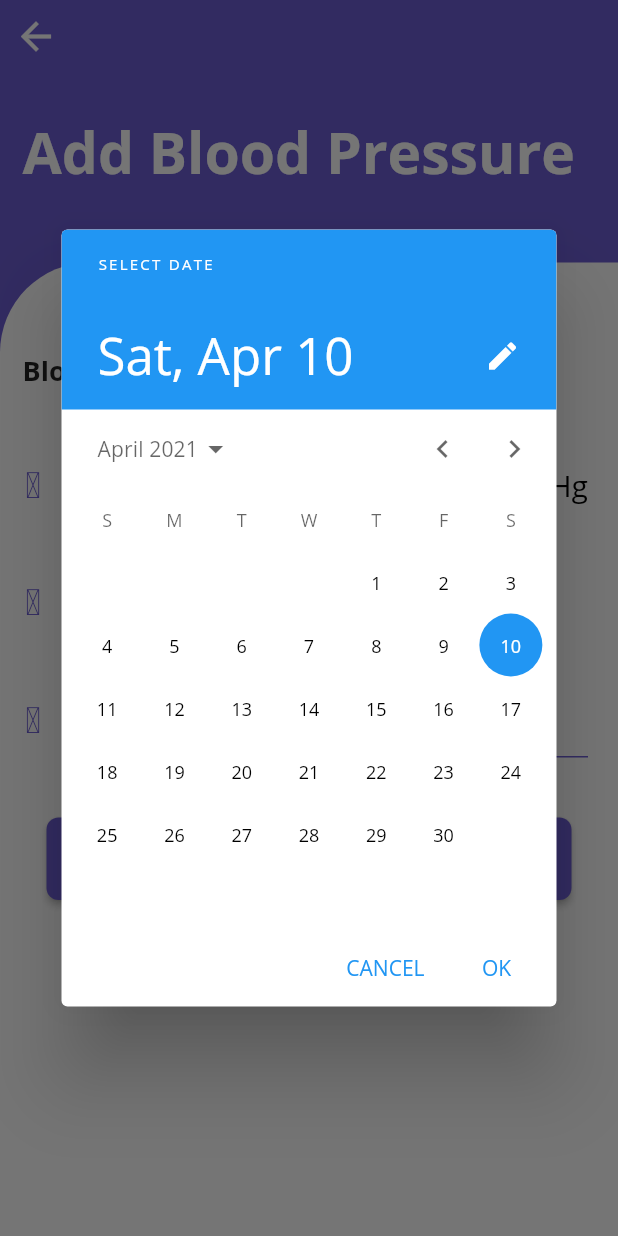
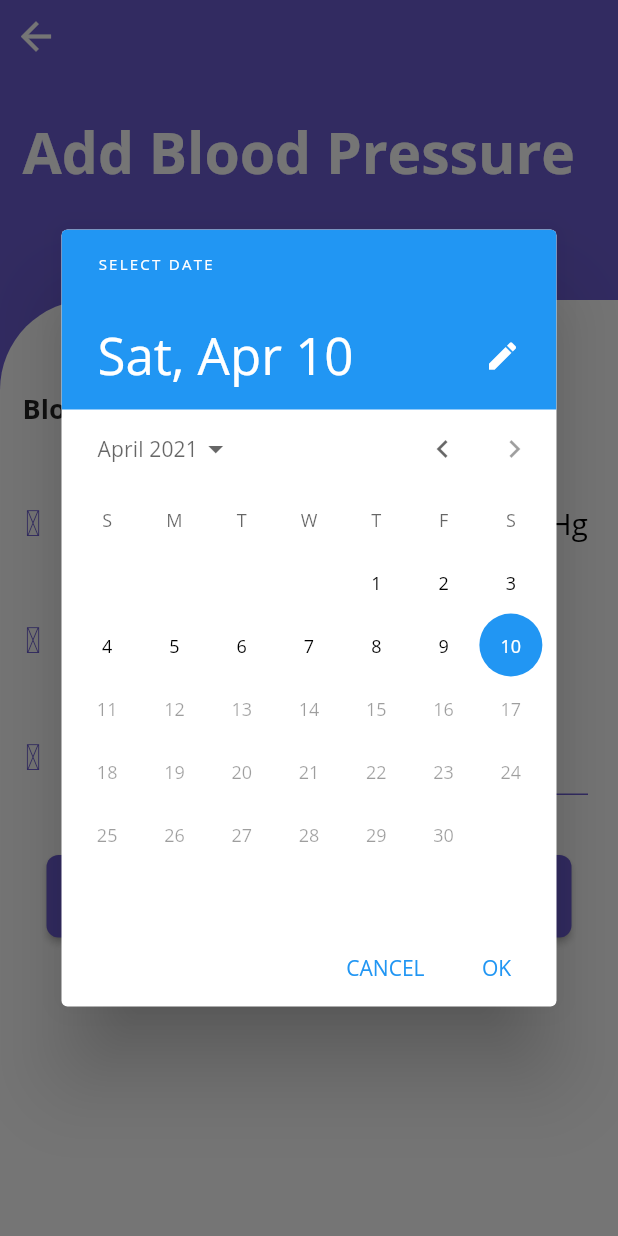
Before and after one commit to sudhanshrestha/my_health, a Flutter app: the AddBloodPressure screen opened by its route, after a tap on an icon or button, on a phone screen of 412 x 824 dp. Run offline on Flutter 3.47's test engine with Material 2 defaults, Android fonts, the phone set to English and light mode, and no system bars; our stand-ins replace cloud_firestore, email_validator, firebase_auth, firebase_core, flutter_boxicons, flutter_datetime_picker and 10 more; missing offline and left inert: cloud_firestore_web, day_night_time_picker, firebase_auth_web, firebase_core_web, flutter_dropdown, geocoder and 6 more; accounts and stored records are empty.

Commit message:
calander issue fixed

```diff
--- a/lib/pages/mesurement/BloodPressure/addBloodPressure.dart
+++ b/lib/pages/mesurement/BloodPressure/addBloodPressure.dart
@@ -1,5 +1,6 @@
 import 'package:cloud_firestore/cloud_firestore.dart';
 import 'package:flutter/material.dart';
+import 'package:flutter/services.dart';
 import 'package:flutter_datetime_picker/flutter_datetime_picker.dart';
 import 'package:flutter_neumorphic/flutter_neumorphic.dart';
 import 'package:icofont_flutter/icofont_flutter.dart';
@@ -32,7 +33,7 @@ class _AddBloodPressureState extends State<AddBloodPressure> {
         context: context,
         initialDate: selectedDate,
         firstDate: DateTime(2019, 1),
-        lastDate: DateTime(2111));
+        lastDate: DateTime.now());
     if (picked != null)
       setState(() {
         selectedDate = picked;
@@ -81,7 +82,7 @@ class _AddBloodPressureState extends State<AddBloodPressure> {
               Stack(
                 children: [
                   Container(
-                    height: 175.0,
+                    height: 200.0,
                     child: Padding(
                       padding: const EdgeInsets.only(left: 15.0, top: 75.0),
                       child: Text(
@@ -157,6 +158,7 @@ class _AddBloodPressureState extends State<AddBloodPressure> {
                                     controller: sys,
                                     keyboardType: TextInputType.number,
                                     validator: (val) => val.isEmpty || int.parse(val)>200 ? 'Invalid value' : null,
+                                    inputFormatters: [FilteringTextInputFormatter.digitsOnly],
                                     decoration: InputDecoration(
                                       contentPadding: EdgeInsets.fromLTRB(
                                           5.0, 10.0, 5.0, 10.0),
@@ -192,6 +194,7 @@ class _AddBloodPressureState extends State<AddBloodPressure> {
                                   child: TextFormField(
                                     controller: dia,
                                     validator: (val) => val.isEmpty || int.parse(val)>200 ? 'Invalid value' : null,
+                                    inputFormatters: [FilteringTextInputFormatter.digitsOnly],
                                     keyboardType: TextInputType.number,
                                     decoration: InputDecoration(
                                       contentPadding: EdgeInsets.fromLTRB(
--- a/lib/pages/mesurement/BloodPressure/editBloodPressure.dart
+++ b/lib/pages/mesurement/BloodPressure/editBloodPressure.dart
@@ -1,5 +1,6 @@
 import 'package:cloud_firestore/cloud_firestore.dart';
 import 'package:flutter/material.dart';
+import 'package:flutter/services.dart';
 import 'package:icofont_flutter/icofont_flutter.dart';
 import 'package:intl/intl.dart';
 import 'package:material_design_icons_flutter/material_design_icons_flutter.dart';
@@ -32,7 +33,7 @@ class _EditBloodPressureState extends State<EditBloodPressure> {
         context: context,
         initialDate: selectedDate,
         firstDate: DateTime(2019, 1),
-        lastDate: DateTime(2111));
+        lastDate: DateTime.now());
     if (picked != null)
       setState(() {
         selectedDate = picked;
@@ -161,6 +162,7 @@ class _EditBloodPressureState extends State<EditBloodPressure> {
                                     keyboardType: TextInputType.number,
                                     validator: (val) =>
                                         val.isEmpty ? 'Enter value' : null,
+                                    inputFormatters: [FilteringTextInputFormatter.digitsOnly],
                                     decoration: InputDecoration(
                                       contentPadding: EdgeInsets.fromLTRB(
                                           5.0, 10.0, 5.0, 10.0),
@@ -200,6 +202,7 @@ class _EditBloodPressureState extends State<EditBloodPressure> {
                                     validator: (val) =>
                                         val.isEmpty ? 'Enter value' : null,
                                     keyboardType: TextInputType.number,
+                                    inputFormatters: [FilteringTextInputFormatter.digitsOnly],
                                     decoration: InputDecoration(
                                       contentPadding: EdgeInsets.fromLTRB(
                                           5.0, 10.0, 5.0, 10.0),
--- a/lib/pages/mesurement/BodyFat/addBodyFat.dart
+++ b/lib/pages/mesurement/BodyFat/addBodyFat.dart
@@ -1,5 +1,6 @@
 import 'package:cloud_firestore/cloud_firestore.dart';
 import 'package:flutter/material.dart';
+import 'package:flutter/services.dart';
 import 'package:flutter_boxicons/flutter_boxicons.dart';
 import 'package:icofont_flutter/icofont_flutter.dart';
 import 'package:material_design_icons_flutter/material_design_icons_flutter.dart';
@@ -28,7 +29,7 @@ class _AddBodyFatPageState extends State<AddBodyFatPage> {
         context: context,
         initialDate: selectedDate,
         firstDate: DateTime(2019, 1),
-        lastDate: DateTime(2111));
+        lastDate: DateTime.now());
     if (picked != null)
       setState(() {
         selectedDate = picked;
@@ -154,6 +155,7 @@ class _AddBodyFatPageState extends State<AddBodyFatPage> {
                                     controller: bodyFat,
                                     validator: (val) => val.isEmpty || int.parse(val)>100 ? 'Invalid value' : null,
                                     keyboardType: TextInputType.number,
+                                    inputFormatters: [FilteringTextInputFormatter.digitsOnly],
                                     decoration: InputDecoration(
                                       contentPadding: EdgeInsets.fromLTRB(
                                           5.0, 10.0, 5.0, 10.0),
--- a/lib/pages/mesurement/BodyFat/editBodyFat.dart
+++ b/lib/pages/mesurement/BodyFat/editBodyFat.dart
@@ -1,5 +1,6 @@
 import 'package:cloud_firestore/cloud_firestore.dart';
 import 'package:flutter/material.dart';
+import 'package:flutter/services.dart';
 import 'package:flutter_boxicons/flutter_boxicons.dart';
 import 'package:material_design_icons_flutter/material_design_icons_flutter.dart';
 import 'package:my_health/pageAssets.dart';
@@ -29,7 +30,7 @@ class _EditBodyFatState extends State<EditBodyFat> {
         context: context,
         initialDate: selectedDate,
         firstDate: DateTime(2019, 1),
-        lastDate: DateTime(2111));
+        lastDate: DateTime.now());
     if (picked != null)
       setState(() {
         selectedDate = picked;
@@ -156,6 +157,7 @@ class _EditBodyFatState extends State<EditBodyFat> {
                                   child: TextFormField(
                                     controller: bodyFat,
                                     validator: (val) => val.isEmpty ? 'Enter value' : null,
+                                    inputFormatters: [FilteringTextInputFormatter.digitsOnly],
                                     keyboardType: TextInputType.number,
                                     decoration: InputDecoration(
                                       contentPadding: EdgeInsets.fromLTRB(
--- a/lib/pages/mesurement/Pulse/addPulse.dart
+++ b/lib/pages/mesurement/Pulse/addPulse.dart
@@ -1,5 +1,6 @@
 import 'package:cloud_firestore/cloud_firestore.dart';
 import 'package:flutter/material.dart';
+import 'package:flutter/services.dart';
 import 'package:flutter_boxicons/flutter_boxicons.dart';
 import 'package:font_awesome_flutter/font_awesome_flutter.dart';
 import 'package:material_design_icons_flutter/material_design_icons_flutter.dart';
@@ -27,7 +28,7 @@ class _AddPulsePageState extends State<AddPulsePage> {
         context: context,
         initialDate: selectedDate,
         firstDate: DateTime(2019, 1),
-        lastDate: DateTime(2111));
+        lastDate: DateTime.now());
     if (picked != null)
       setState(() {
         selectedDate = picked;
@@ -154,6 +155,7 @@ class _AddPulsePageState extends State<AddPulsePage> {
                                   child: TextFormField(
                                     controller: pulse,
                                     validator: (val) => val.isEmpty || int.parse(val)>200 ? 'Invalid value' : null,
+                                    inputFormatters: [FilteringTextInputFormatter.digitsOnly],
                                     keyboardType: TextInputType.number,
                                     decoration: InputDecoration(
                                       contentPadding: EdgeInsets.fromLTRB(
--- a/lib/pages/mesurement/Pulse/editPulse.dart
+++ b/lib/pages/mesurement/Pulse/editPulse.dart
@@ -1,5 +1,6 @@
 import 'package:cloud_firestore/cloud_firestore.dart';
 import 'package:flutter/material.dart';
+import 'package:flutter/services.dart';
 import 'package:font_awesome_flutter/font_awesome_flutter.dart';
 import 'package:intl/intl.dart';
 import 'package:material_design_icons_flutter/material_design_icons_flutter.dart';
@@ -30,7 +31,7 @@ class _EditPulseState extends State<EditPulse> {
         context: context,
         initialDate: DateTime.parse(date),
         firstDate: DateTime(2019, 1),
-        lastDate: DateTime(2111));
+        lastDate: DateTime.now());
     if (picked != null)
       setState(() {
         selectedDate = picked;
@@ -163,6 +164,7 @@ class _EditPulseState extends State<EditPulse> {
                                     validator: (val) =>
                                         val.isEmpty ? 'Enter value' : null,
                                     keyboardType: TextInputType.number,
+                                    inputFormatters: [FilteringTextInputFormatter.digitsOnly],
                                     decoration: InputDecoration(
                                       contentPadding: EdgeInsets.fromLTRB(
                                           5.0, 10.0, 5.0, 10.0),
```
Also changed, not shown: lib/pages/home/home.dart (+5 -5 lines), lib/pages/home/medicineTaken.dart (+10 -3 lines), lib/pages/medicine/addMedicine.dart (+5 -2 lines), lib/pages/medicine/editMedicine.dart (+5 -2 lines).
